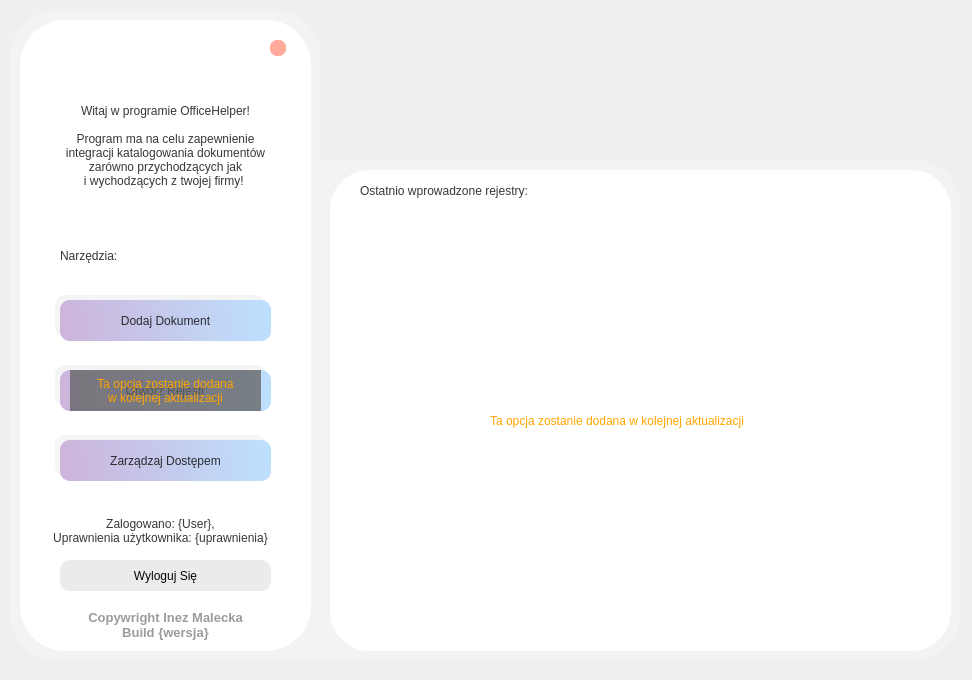
Above: program_files/ui_files/mainwindow.ui from maleckainez/Zaliczenie1IM before the change. Below: the same form after it.
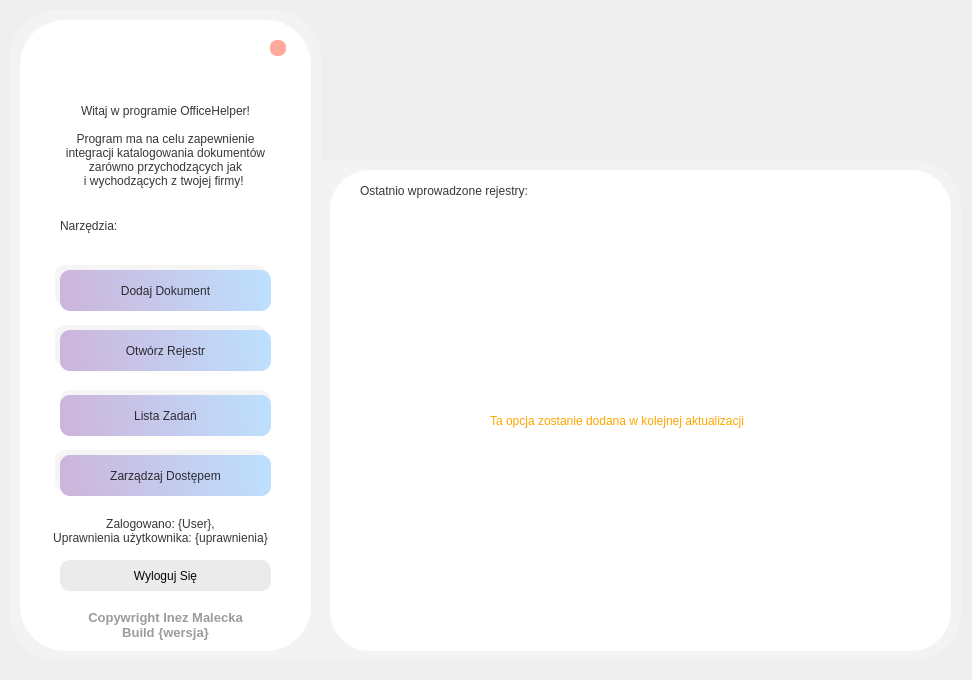
That is the form after the change.

The edit to the form file:
```diff
--- a/program_files/ui_files/mainwindow.ui
+++ b/program_files/ui_files/mainwindow.ui
@@ -66,7 +66,7 @@
    <property name="geometry">
     <rect>
      <x>60</x>
-     <y>370</y>
+     <y>330</y>
      <width>211</width>
      <height>41</height>
     </rect>
@@ -97,7 +97,7 @@
    <property name="geometry">
     <rect>
      <x>60</x>
-     <y>300</y>
+     <y>270</y>
      <width>211</width>
      <height>41</height>
     </rect>
@@ -128,7 +128,7 @@
    <property name="geometry">
     <rect>
      <x>60</x>
-     <y>240</y>
+     <y>210</y>
      <width>211</width>
      <height>31</height>
     </rect>
@@ -145,7 +145,7 @@
    <property name="geometry">
     <rect>
      <x>55</x>
-     <y>365</y>
+     <y>325</y>
      <width>211</width>
      <height>41</height>
     </rect>
@@ -242,7 +242,7 @@
    <property name="geometry">
     <rect>
      <x>55</x>
-     <y>295</y>
+     <y>265</y>
      <width>211</width>
      <height>41</height>
     </rect>
@@ -387,7 +387,7 @@
    <property name="geometry">
     <rect>
      <x>60</x>
-     <y>440</y>
+     <y>455</y>
      <width>211</width>
      <height>41</height>
     </rect>
@@ -418,7 +418,7 @@
    <property name="geometry">
     <rect>
      <x>55</x>
-     <y>435</y>
+     <y>450</y>
      <width>211</width>
      <height>41</height>
     </rect>
@@ -449,26 +449,53 @@
     <string>Ta opcja zostanie dodana w kolejnej aktualizacji</string>
    </property>
   </widget>
-  <widget class="QLabel" name="label_9">
+  <widget class="QLabel" name="label_10">
    <property name="geometry">
     <rect>
-     <x>70</x>
-     <y>370</y>
-     <width>191</width>
+     <x>60</x>
+     <y>390</y>
+     <width>211</width>
      <height>41</height>
     </rect>
    </property>
    <property name="styleSheet">
-    <string notr="true">font: 500 13pt &quot;Futura&quot;;
-color: orange;
-background-color: rgba(100,100,100,200)</string>
+    <string notr="true">background-color: rgba(0, 0, 0,10);
+color: rgb(0,0,0);
+border-radius:10px;</string>
    </property>
    <property name="text">
-    <string>Ta opcja zostanie dodana
-w kolejnej aktualizacji</string>
+    <string/>
    </property>
-   <property name="alignment">
-    <set>Qt::AlignCenter</set>
+  </widget>
+  <widget class="QPushButton" name="lista_zadan">
+   <property name="geometry">
+    <rect>
+     <x>60</x>
+     <y>395</y>
+     <width>211</width>
+     <height>41</height>
+    </rect>
+   </property>
+   <property name="styleSheet">
+    <string notr="true">QPushButton#lista_zadan{
+	background-color: qlineargradient(spread:pad, x1:0, y1:0.505682, x2:1, y2:0.477, stop:0 rgb(205, 180, 219), stop:1 rgb(189, 224, 254));
+	font: 500 16pt &quot;Futura&quot;;
+	color:rgba(10, 10, 10, 210);
+	border-radius:10px;
+}
+
+QPushButton#lista_zadan:hover{
+	background-color: qlineargradient(spread:pad, x1:0, y1:0.505682, x2:1, y2:0.477, stop:0 rgb(215, 190, 229), stop:1 rgb(199, 234, 255));
+}
+
+QPushButton#lista_zadan:pressed{
+	padding-left:2px;
+	padding-top:2px;
+	background-color: qlineargradient(spread:pad, x1:0, y1:0.505682, x2:1, y2:0.477, stop:0 rgb(185, 160, 199), stop:1 rgb(169, 204, 225));
+}</string>
+   </property>
+   <property name="text">
+    <string>Lista Zadań</string>
    </property>
   </widget>
   <zorder>tlo_biale_2</zorder>
@@ -489,7 +516,8 @@
   <zorder>tlo_dodaj_user</zorder>
   <zorder>dodaj_user</zorder>
   <zorder>label_8</zorder>
-  <zorder>label_9</zorder>
+  <zorder>label_10</zorder>
+  <zorder>lista_zadan</zorder>
  </widget>
  <resources/>
  <connections/>
```
